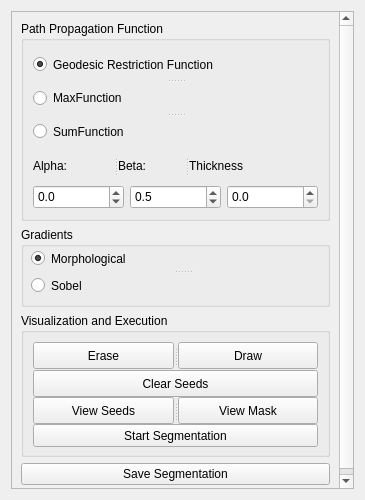
Before: the Qt Designer form BIAL-GUI/ui/segmentationwidget.ui in GIBIS-UNIFESP/BIAL, drawn with Qt 5.
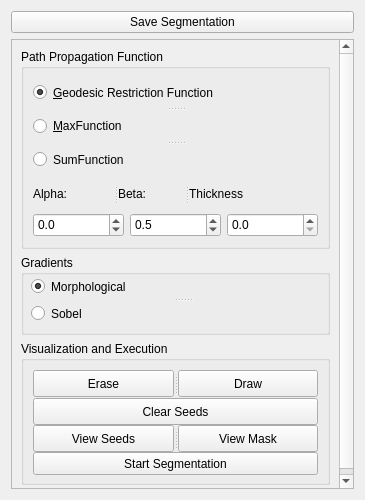
After: the same form once the commit is applied.

The edit to the form file:
```diff
--- a/BIAL-GUI/ui/segmentationwidget.ui
+++ b/BIAL-GUI/ui/segmentationwidget.ui
@@ -26,7 +26,7 @@
    <string>Form</string>
   </property>
   <layout class="QGridLayout" name="gridLayout_2">
-   <item row="0" column="0">
+   <item row="1" column="0">
     <widget class="QScrollArea" name="scrollArea">
      <property name="widgetResizable">
       <bool>true</bool>
@@ -37,7 +37,7 @@
         <x>0</x>
         <y>0</y>
         <width>331</width>
-        <height>488</height>
+        <height>454</height>
        </rect>
       </property>
       <layout class="QGridLayout" name="gridLayout">
@@ -66,7 +66,7 @@
             </property>
             <widget class="QRadioButton" name="pfmaxgeo">
              <property name="text">
-              <string>Geodesic Restriction Function</string>
+              <string>&amp;Geodesic Restriction Function</string>
              </property>
              <property name="checked">
               <bool>true</bool>
@@ -77,7 +77,7 @@
               <bool>true</bool>
              </property>
              <property name="text">
-              <string>MaxFunction</string>
+              <string>&amp;MaxFunction</string>
              </property>
              <property name="checked">
               <bool>false</bool>
@@ -199,7 +199,7 @@
          </layout>
         </widget>
        </item>
-       <item row="2" column="0">
+       <item row="3" column="0">
         <widget class="QGroupBox" name="groupBox">
          <property name="minimumSize">
           <size>
@@ -316,7 +316,7 @@
          </layout>
         </widget>
        </item>
-       <item row="1" column="0">
+       <item row="2" column="0">
         <widget class="QGroupBox" name="groupBoxGradient">
          <property name="minimumSize">
           <size>
@@ -367,17 +367,17 @@
          </widget>
         </widget>
        </item>
-       <item row="3" column="0">
-        <widget class="QPushButton" name="pushButtonSave">
-         <property name="text">
-          <string>Save Segmentation</string>
-         </property>
-        </widget>
-       </item>
       </layout>
      </widget>
     </widget>
    </item>
+   <item row="0" column="0">
+    <widget class="QPushButton" name="pushButtonSave">
+     <property name="text">
+      <string>Save Segmentation</string>
+     </property>
+    </widget>
+   </item>
   </layout>
  </widget>
  <resources/>
```
